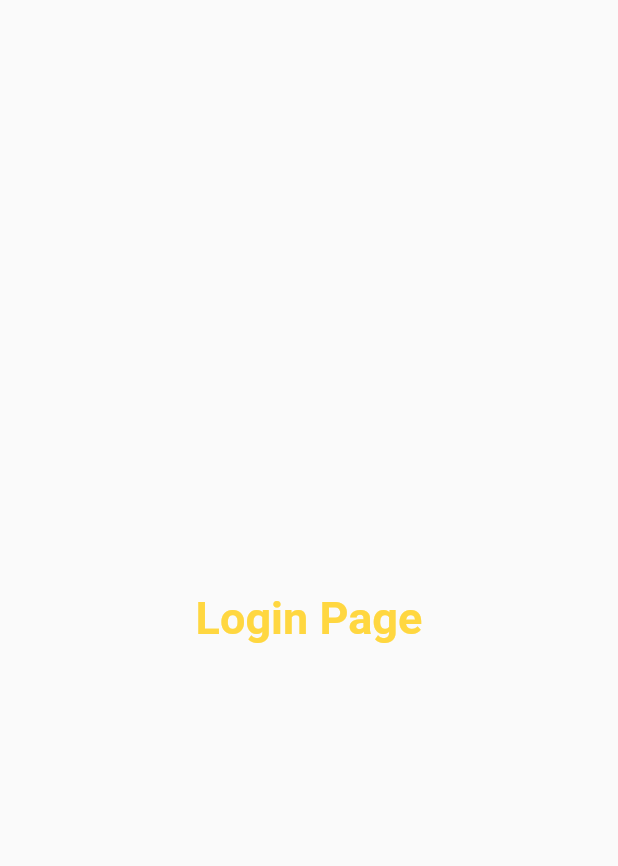
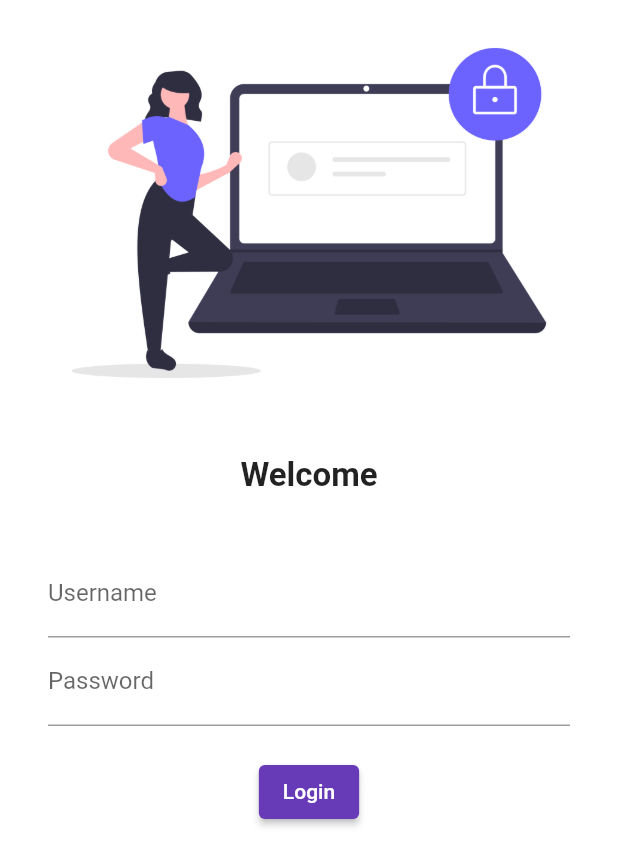
Before and after one commit to amanpatel25/FlutterTutorial, a Flutter app: the screen it shows after launch, on a phone screen of 412 x 824 dp. Shown: the top 866 px of the screen. Run offline on Flutter 3.47's test engine with Material 2 defaults, Android fonts, the phone set to English and light mode, and no system bars.

Commit message:
Day 4 complete

```diff
--- a/lib/pages/login_page.dart
+++ b/lib/pages/login_page.dart
@@ -6,14 +6,53 @@ class LoginPage extends StatelessWidget {
   @override
   Widget build(BuildContext context) {
     return Material(
-        child: Center(
-            child: Text(
-      "Login Page",
-      style: TextStyle(
-        fontSize: 30,
-        color: Colors.amberAccent,
-        fontWeight: FontWeight.bold,
-      ),
-    )));
+        color: Colors.white,
+        child: Column(
+          children: [
+            Image.asset("assets/images/login_image.png"),
+            SizedBox(
+              height: 20.0,
+            ),
+            Text(
+              "Welcome",
+              style: TextStyle(
+                fontSize: 22,
+                fontWeight: FontWeight.bold,
+              ),
+            ),
+            SizedBox(
+              height: 20.0,
+            ),
+            Padding(
+              padding:
+                  const EdgeInsets.symmetric(vertical: 16.0, horizontal: 32.0),
+              child: Column(
+                children: [
+                  TextFormField(
+                    decoration: InputDecoration(
+                      hintText: "Enter Username",
+                      labelText: "Username",
+                    ),
+                  ),
+                  TextFormField(
+                    decoration: InputDecoration(
+                      hintText: "Enter password",
+                      labelText: "Password",
+                    ),
+                    obscureText: true,
+                  ),
+                  SizedBox(
+                    height: 20.0,
+                  ),
+                  ElevatedButton(
+                      onPressed: (() {
+                        print("Pressed Login Buton");
+                      }),
+                      child: Text("Login"))
+                ],
+              ),
+            )
+          ],
+        ));
   }
 }
```
Also changed, not shown: pubspec.yaml (+4 -6 lines), assets/images/login_image.png (added).
